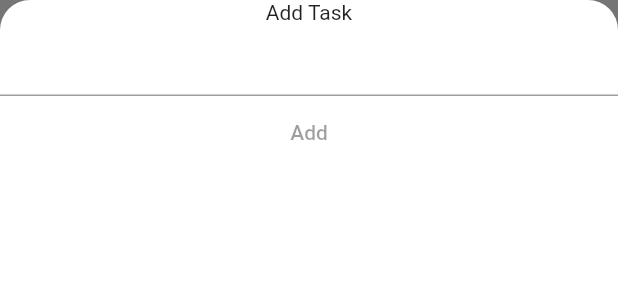
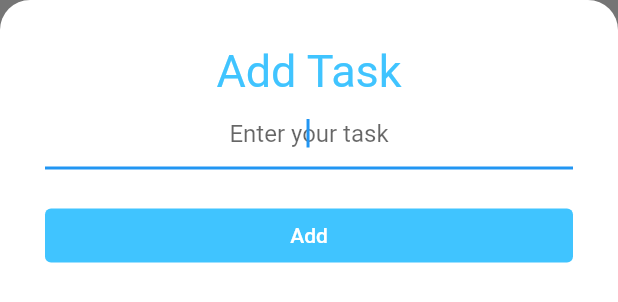
Before and after one commit to SanshanGan/todoey_flutter, a Flutter app: the AddTaskScreen widget shown alone on an empty page, opened directly, on a phone screen of 412 x 824 dp. Shown: the top 302 px of the screen. Run offline on Flutter 3.47's test engine with Material 2 defaults, Android fonts, the phone set to English and light mode, and no system bars.

Commit message:
[sanshan]style: adjust the style of widgets on add task screen

```diff
--- a/lib/screens/add_task_screen.dart
+++ b/lib/screens/add_task_screen.dart
@@ -8,6 +8,7 @@ class AddTaskScreen extends StatelessWidget {
     return Container(
       color: Color(0xff757575),
       child: Container(
+        padding: EdgeInsets.all(30.0),
         decoration: BoxDecoration(
             color: Colors.white,
             borderRadius: BorderRadius.only(
@@ -15,11 +16,30 @@ class AddTaskScreen extends StatelessWidget {
                 topRight: Radius.circular(20.0))),
         child: Column(
           mainAxisAlignment: MainAxisAlignment.start,
+          crossAxisAlignment: CrossAxisAlignment.stretch,
           children: [
-            Text('Add Task'),
-            TextField(),
-            SizedBox(),
-            TextButton(onPressed: null, child: Text('Add'),)
+            Text(
+              'Add Task',
+              textAlign: TextAlign.center,
+              style: TextStyle(fontSize: 30.0, color: Colors.lightBlueAccent),
+            ),
+            TextField(
+              autofocus: true,
+              textAlign: TextAlign.center,
+              decoration: InputDecoration(hintText: 'Enter your task'),
+            ),
+            SizedBox(
+              height: 20.0,
+            ),
+            TextButton(
+              child: Text('Add'),
+              style: ButtonStyle(
+                backgroundColor:
+                MaterialStateProperty.all(Colors.lightBlueAccent),
+                foregroundColor: MaterialStateProperty.all(Colors.white),
+              ),
+              onPressed: null,
+            )
           ],
         ),
       ),
```
